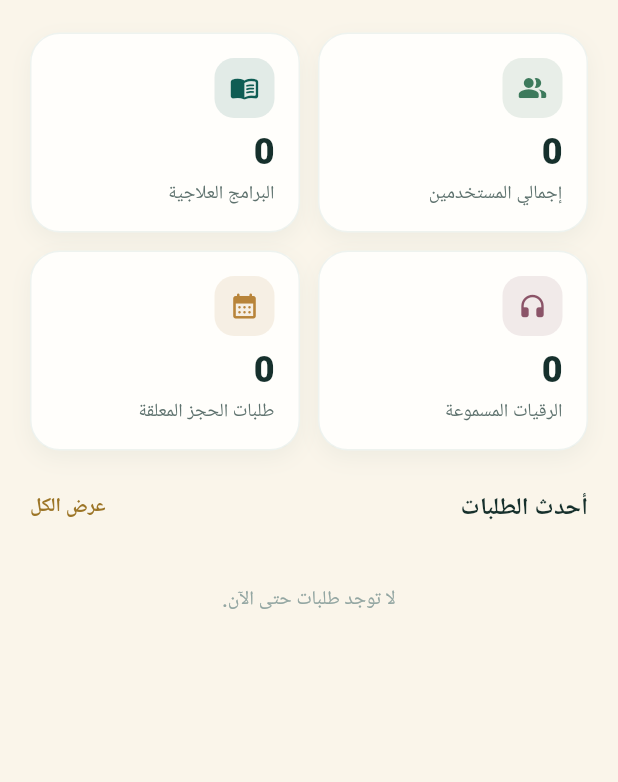
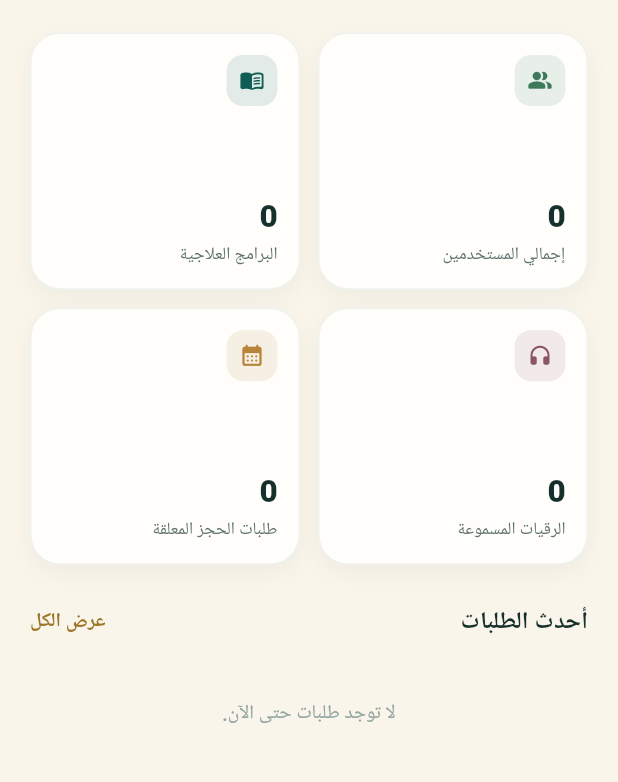
Before and after one commit to Roudaina-chell/Ruayah-App-Mobile, a Flutter app: the AdminHomeScreen screen opened directly with empty values, on a phone screen of 412 x 824 dp, the part 251-1033 px from its top. Run offline on Flutter 3.47's test engine with Material 3 defaults, Android fonts, the phone set to English and light mode, and no system bars; our stand-ins replace audioplayers, cloud_firestore, file_picker, firebase_auth, firebase_core, firebase_storage and 2 more; accounts and stored records are empty; Roboto replaces fonts that are missing (Aref Ruqaa, Cairo).

Commit message:
UPDATE SIZE

```diff
--- a/lib/features/admin/home/admin_home_scren.dart
+++ b/lib/features/admin/home/admin_home_scren.dart
@@ -141,7 +141,7 @@ class AdminHomeScreen extends StatelessWidget {
                                 physics: const NeverScrollableScrollPhysics(),
                                 crossAxisSpacing: 12,
                                 mainAxisSpacing: 12,
-                                childAspectRatio: 1.35,
+                                childAspectRatio: 1.05,
                                 children: [
                                   _StatCard(
                                     icon: Icons.people_alt_rounded,
@@ -263,7 +263,7 @@ class _StatCard extends StatelessWidget {
         splashColor: color.withValues(alpha: 0.1),
         onTap: onTap,
         child: Container(
-          padding: const EdgeInsets.all(16),
+          padding: const EdgeInsets.all(14),
           decoration: BoxDecoration(
             color: AppColors.surface,
             borderRadius: BorderRadius.circular(20),
@@ -281,24 +281,34 @@ class _StatCard extends StatelessWidget {
           ),
           child: Column(
             crossAxisAlignment: CrossAxisAlignment.start,
+            mainAxisAlignment: MainAxisAlignment.spaceBetween,
             children: [
               Container(
-                width: 40,
-                height: 40,
+                width: 34,
+                height: 34,
+                alignment: Alignment.center,
                 decoration: BoxDecoration(
                   color: color.withValues(alpha: 0.12),
-                  borderRadius: BorderRadius.circular(13),
+                  borderRadius: BorderRadius.circular(11),
                 ),
-                child: Icon(icon, color: color, size: 20),
+                child: Icon(icon, color: color, size: 17),
               ),
-              const Spacer(),
-              Text('$count', style: AppTextStyles.heading(size: 24)),
-              const SizedBox(height: 2),
-              Text(
-                label,
-                maxLines: 1,
-                overflow: TextOverflow.ellipsis,
-                style: AppTextStyles.cardSubtitle,
+              Column(
+                crossAxisAlignment: CrossAxisAlignment.start,
+                mainAxisSize: MainAxisSize.min,
+                children: [
+                  Text(
+                    '$count',
+                    style: AppTextStyles.heading(size: 21),
+                  ),
+                  const SizedBox(height: 2),
+                  Text(
+                    label,
+                    maxLines: 1,
+                    overflow: TextOverflow.ellipsis,
+                    style: AppTextStyles.cardSubtitle.copyWith(fontSize: 11.5),
+                  ),
+                ],
               ),
             ],
           ),
```
